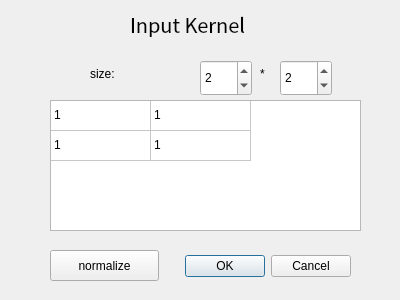
Before: the Qt Designer form dialog/kerneldialog.ui in DHPO/cvproj-qt, drawn with Qt 5.
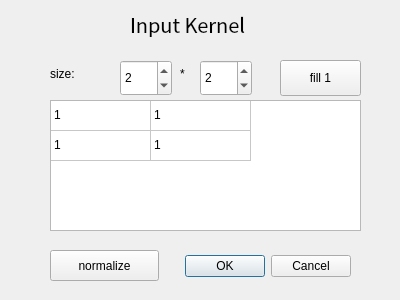
After: the same form once the commit is applied.

The edit to the form file:
```diff
--- a/dialog/kerneldialog.ui
+++ b/dialog/kerneldialog.ui
@@ -51,7 +51,7 @@
   <widget class="QLabel" name="label_2">
    <property name="geometry">
     <rect>
-     <x>90</x>
+     <x>50</x>
      <y>60</y>
      <width>81</width>
      <height>27</height>
@@ -64,7 +64,7 @@
   <widget class="QSpinBox" name="boxRow">
    <property name="geometry">
     <rect>
-     <x>200</x>
+     <x>120</x>
      <y>60</y>
      <width>52</width>
      <height>36</height>
@@ -77,7 +77,7 @@
   <widget class="QSpinBox" name="boxCol">
    <property name="geometry">
     <rect>
-     <x>280</x>
+     <x>200</x>
      <y>60</y>
      <width>52</width>
      <height>36</height>
@@ -90,7 +90,7 @@
   <widget class="QLabel" name="label_3">
    <property name="geometry">
     <rect>
-     <x>260</x>
+     <x>180</x>
      <y>60</y>
      <width>21</width>
      <height>27</height>
@@ -187,6 +187,19 @@
     <string>normalize</string>
    </property>
   </widget>
+  <widget class="QPushButton" name="pushButton_2">
+   <property name="geometry">
+    <rect>
+     <x>280</x>
+     <y>60</y>
+     <width>81</width>
+     <height>36</height>
+    </rect>
+   </property>
+   <property name="text">
+    <string>fill 1</string>
+   </property>
+  </widget>
  </widget>
  <resources/>
  <connections>
```
